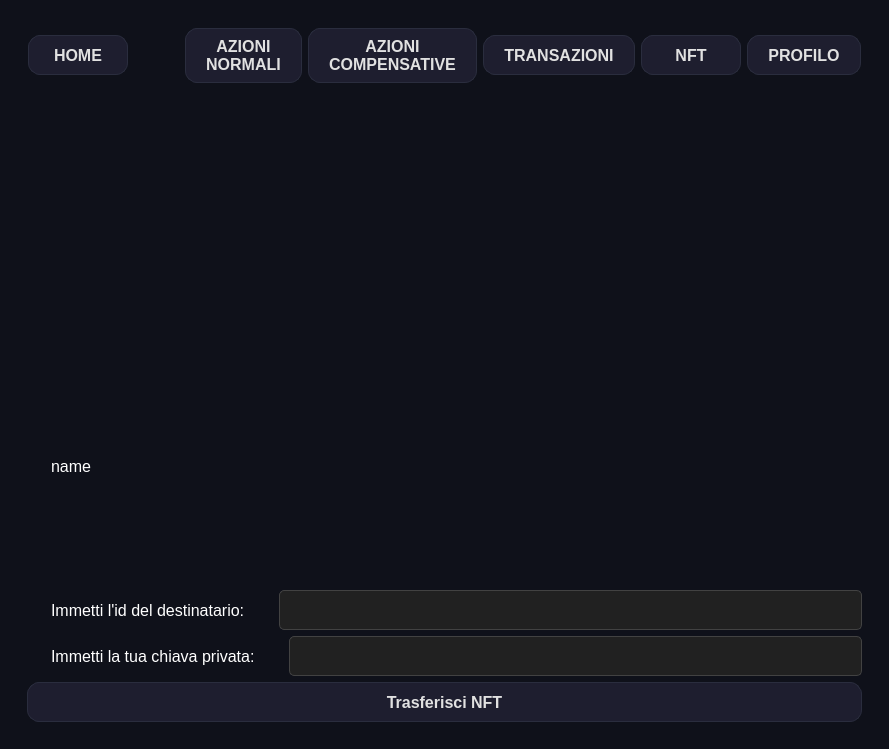
Above: GUI/interfacciaUtente.ui from Daniel-Diocis/Software-Food-Supply-Chain before the change. Below: the same form after it.
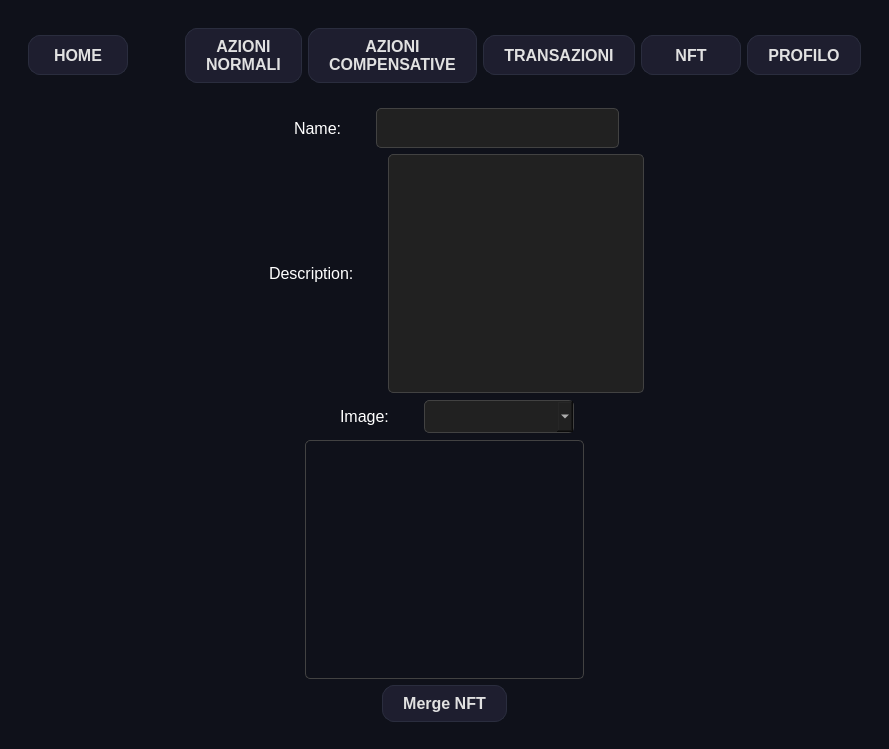
That is the form after the change. The open tabs and pages were chosen to show the change. Icons and pictures are not drawn.

```diff
--- a/GUI/interfacciaUtente.ui
+++ b/GUI/interfacciaUtente.ui
@@ -43,7 +43,7 @@
       color: white;
       padding: 8px 20px;
      }
-     QLineEdit, QComboBox, QDoubleSpinBox, QSpinBox,  QDateEdit {
+     QLineEdit, QComboBox, QDoubleSpinBox, QSpinBox,  QDateEdit, QListWidget {
       background-color: #212121;
       border: 1px solid #424242;
       color: white;
@@ -3363,6 +3363,236 @@
             </item>
            </layout>
           </widget>
+          <widget class="QWidget" name="page_mergeNFT">
+           <layout class="QVBoxLayout" name="verticalLayout_22">
+            <item>
+             <layout class="QHBoxLayout" name="horizontalLayout_81">
+              <item>
+               <spacer name="horizontalSpacer_70">
+                <property name="orientation">
+                 <enum>Qt::Horizontal</enum>
+                </property>
+                <property name="sizeHint" stdset="0">
+                 <size>
+                  <width>40</width>
+                  <height>20</height>
+                 </size>
+                </property>
+               </spacer>
+              </item>
+              <item>
+               <widget class="QLabel" name="label_57">
+                <property name="text">
+                 <string>Name: </string>
+                </property>
+               </widget>
+              </item>
+              <item>
+               <widget class="QLineEdit" name="mergeNFT_namefield">
+                <property name="minimumSize">
+                 <size>
+                  <width>100</width>
+                  <height>40</height>
+                 </size>
+                </property>
+               </widget>
+              </item>
+              <item>
+               <spacer name="horizontalSpacer_116">
+                <property name="orientation">
+                 <enum>Qt::Horizontal</enum>
+                </property>
+                <property name="sizeHint" stdset="0">
+                 <size>
+                  <width>40</width>
+                  <height>20</height>
+                 </size>
+                </property>
+               </spacer>
+              </item>
+             </layout>
+            </item>
+            <item>
+             <layout class="QHBoxLayout" name="horizontalLayout_92">
+              <item>
+               <spacer name="horizontalSpacer_117">
+                <property name="orientation">
+                 <enum>Qt::Horizontal</enum>
+                </property>
+                <property name="sizeHint" stdset="0">
+                 <size>
+                  <width>40</width>
+                  <height>20</height>
+                 </size>
+                </property>
+               </spacer>
+              </item>
+              <item>
+               <widget class="QLabel" name="label_62">
+                <property name="text">
+                 <string>Description: </string>
+                </property>
+               </widget>
+              </item>
+              <item>
+               <widget class="QTextEdit" name="mergeNFT_descriptionfield">
+                <property name="minimumSize">
+                 <size>
+                  <width>0</width>
+                  <height>100</height>
+                 </size>
+                </property>
+                <property name="styleSheet">
+                 <string notr="true">      background-color: #212121;
+      border: 1px solid #424242;
+      color: white;
+      padding: 5px;
+      font-size: 12pt;
+      border-radius: 5px;</string>
+                </property>
+               </widget>
+              </item>
+              <item>
+               <spacer name="horizontalSpacer_118">
+                <property name="orientation">
+                 <enum>Qt::Horizontal</enum>
+                </property>
+                <property name="sizeHint" stdset="0">
+                 <size>
+                  <width>40</width>
+                  <height>20</height>
+                 </size>
+                </property>
+               </spacer>
+              </item>
+             </layout>
+            </item>
+            <item>
+             <layout class="QHBoxLayout" name="horizontalLayout_93">
+              <item>
+               <spacer name="horizontalSpacer_119">
+                <property name="orientation">
+                 <enum>Qt::Horizontal</enum>
+                </property>
+                <property name="sizeHint" stdset="0">
+                 <size>
+                  <width>40</width>
+                  <height>20</height>
+                 </size>
+                </property>
+               </spacer>
+              </item>
+              <item>
+               <widget class="QLabel" name="label_64">
+                <property name="text">
+                 <string>Image: </string>
+                </property>
+               </widget>
+              </item>
+              <item>
+               <widget class="QComboBox" name="mergeNFT_imagecomboBox">
+                <property name="minimumSize">
+                 <size>
+                  <width>150</width>
+                  <height>0</height>
+                 </size>
+                </property>
+               </widget>
+              </item>
+              <item>
+               <spacer name="horizontalSpacer_120">
+                <property name="orientation">
+                 <enum>Qt::Horizontal</enum>
+                </property>
+                <property name="sizeHint" stdset="0">
+                 <size>
+                  <width>40</width>
+                  <height>20</height>
+                 </size>
+                </property>
+               </spacer>
+              </item>
+             </layout>
+            </item>
+            <item>
+             <layout class="QHBoxLayout" name="horizontalLayout_94">
+              <item>
+               <spacer name="horizontalSpacer_122">
+                <property name="orientation">
+                 <enum>Qt::Horizontal</enum>
+                </property>
+                <property name="sizeHint" stdset="0">
+                 <size>
+                  <width>40</width>
+                  <height>20</height>
+                 </size>
+                </property>
+               </spacer>
+              </item>
+              <item>
+               <widget class="QListWidget" name="fusionListWidget">
+                <property name="selectionMode">
+                 <enum>QAbstractItemView::MultiSelection</enum>
+                </property>
+                <property name="selectionBehavior">
+                 <enum>QAbstractItemView::SelectRows</enum>
+                </property>
+               </widget>
+              </item>
+              <item>
+               <spacer name="horizontalSpacer_121">
+                <property name="orientation">
+                 <enum>Qt::Horizontal</enum>
+                </property>
+                <property name="sizeHint" stdset="0">
+                 <size>
+                  <width>40</width>
+                  <height>20</height>
+                 </size>
+                </property>
+               </spacer>
+              </item>
+             </layout>
+            </item>
+            <item>
+             <layout class="QHBoxLayout" name="horizontalLayout_95">
+              <item>
+               <spacer name="horizontalSpacer_123">
+                <property name="orientation">
+                 <enum>Qt::Horizontal</enum>
+                </property>
+                <property name="sizeHint" stdset="0">
+                 <size>
+                  <width>40</width>
+                  <height>20</height>
+                 </size>
+                </property>
+               </spacer>
+              </item>
+              <item>
+               <widget class="QPushButton" name="mergeNFT_mergeNFTButton">
+                <property name="text">
+                 <string>Merge NFT</string>
+                </property>
+               </widget>
+              </item>
+              <item>
+               <spacer name="horizontalSpacer_147">
+                <property name="orientation">
+                 <enum>Qt::Horizontal</enum>
+                </property>
+                <property name="sizeHint" stdset="0">
+                 <size>
+                  <width>40</width>
+                  <height>20</height>
+                 </size>
+                </property>
+               </spacer>
+              </item>
+             </layout>
+            </item>
+           </layout>
+          </widget>
           <widget class="QWidget" name="page_transferNFT">
            <layout class="QVBoxLayout" name="verticalLayout_21">
             <item>
@@ -3384,17 +3614,17 @@
               <item>
                <widget class="QLabel" name="label_54">
                 <property name="text">
-                 <string>Immetti l'id del destinatario: </string>
+                 <string>Seleziona il destinatario: </string>
                 </property>
                </widget>
               </item>
               <item>
-               <widget class="QLineEdit" name="transferNFT_inputTransferTo">
-                <property name="minimumSize">
-                 <size>
-                  <width>100</width>
-                  <height>40</height>
-                 </size>
+               <widget class="QComboBox" name="transferNFT_recipientComboBox">
+                <property name="sizePolicy">
+                 <sizepolicy hsizetype="MinimumExpanding" vsizetype="Fixed">
+                  <horstretch>0</horstretch>
+                  <verstretch>0</verstretch>
+                 </sizepolicy>
                 </property>
                </widget>
               </item>
```
Left out of the diff: 13 changed lines with no effect on the pictures.
